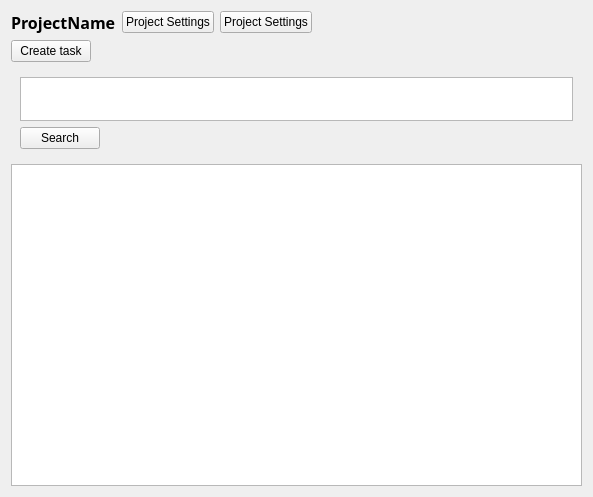
Before: the Qt Designer form task-tracker-frontend/ProjectWidget.ui in Unkorunk/task-tracker, drawn with Qt 5.
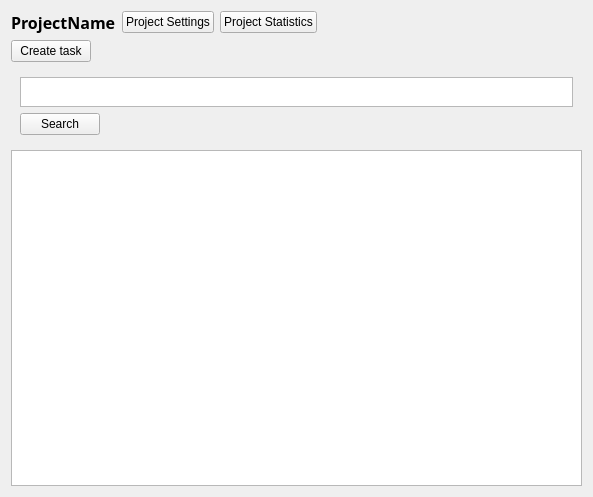
After: the same form once the commit is applied.

Commit message: Add backend stub to load project tasks, connect widgets #Tl-30 #Tl-27

```diff
--- a/task-tracker-frontend/ProjectWidget.ui
+++ b/task-tracker-frontend/ProjectWidget.ui
@@ -59,7 +59,7 @@
         </sizepolicy>
        </property>
        <property name="text">
-        <string>Project Settings</string>
+        <string>Project Statistics</string>
        </property>
       </widget>
      </item>
@@ -140,7 +140,13 @@
         <property name="minimumSize">
          <size>
           <width>20</width>
-          <height>4</height>
+          <height>5</height>
+         </size>
+        </property>
+        <property name="maximumSize">
+         <size>
+          <width>16777215</width>
+          <height>30</height>
          </size>
         </property>
        </widget>
```
Left out of the diff: 3 changed lines with no effect on the pictures. The commit also changes 14 other files.
